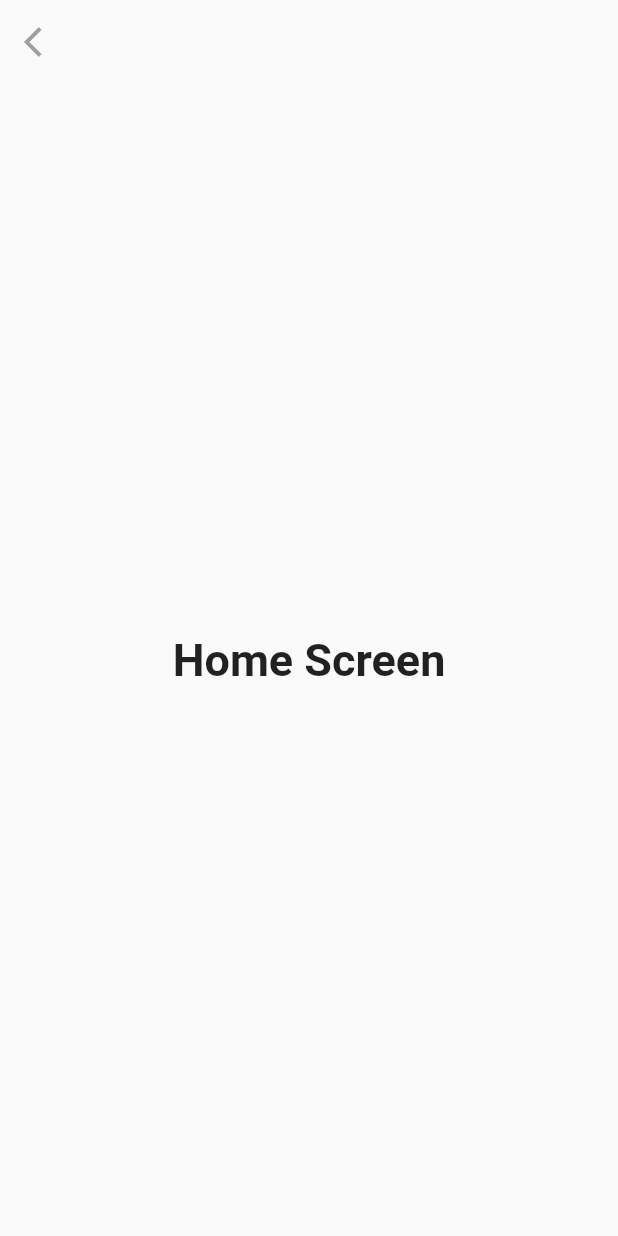
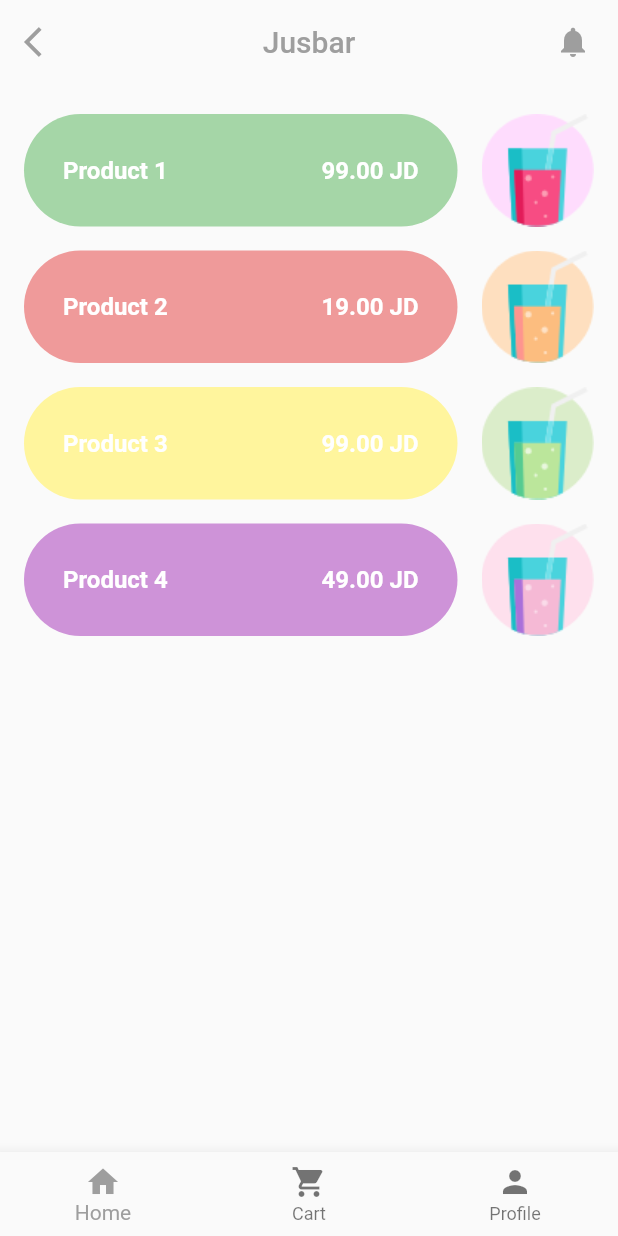
Before and after one commit to irisktaker/restaurant_app, a Flutter app: the HomeScreen screen opened directly, on a phone screen of 412 x 824 dp. Run offline on Flutter 3.47's test engine with Material 2 defaults, Android fonts, the phone set to English and light mode, and no system bars.

Commit message:
restaurant_app

```diff
--- a/lib/main.dart
+++ b/lib/main.dart
@@ -1,6 +1,8 @@
 import 'package:flutter/material.dart';
 import 'package:flutter/services.dart';
 import 'package:restaurant/screens/splash_screens/splash_screen.dart';
+
+import 'screens/home_screen.dart';
 
 void main() {
   SystemChrome.setSystemUIOverlayStyle(
@@ -21,7 +23,8 @@ class MyApp extends StatelessWidget {
       theme: ThemeData(
         primarySwatch: Colors.blue,
       ),
-      home: const SplashScreen(),
+      // home: const SplashScreen(),
+      home: HomeScreen(),
     );
   }
 }
--- a/lib/screens/home_screen.dart
+++ b/lib/screens/home_screen.dart
@@ -1,7 +1,61 @@
 import 'package:flutter/material.dart';
+import 'package:restaurant/screens/home_screen_data/home_screen_data.dart';
 
-class HomeScreen extends StatelessWidget {
-  const HomeScreen({Key? key}) : super(key: key);
+HomeBarItems homeBarItems = HomeBarItems();
+
+class HomeScreen extends StatefulWidget {
+  HomeScreen({Key? key}) : super(key: key);
+
+  @override
+  State<HomeScreen> createState() => _HomeScreenState();
+}
+
+class _HomeScreenState extends State<HomeScreen> {
+  int _selectedIndex = 0;
+
+  // List<Map> addItem = [
+  //   {
+  //     'productName': 'Product 1',
+  //     'productPrice': '99.00 JD',
+  //     'bgColor': Colors.green.shade200,
+  //     'productImage': 'assets/images/Group 2137.png',
+  //   },
+  //   {
+  //     'productName': 'Product 2',
+  //     'productPrice': '19.00 JD',
+  //     'bgColor': Colors.red.shade200,
+  //     'productImage': 'assets/images/Group 2204.png',
+  //   },
+  //   {
+  //     'productName': 'Product 3',
+  //     'productPrice': '39.00 JD',
+  //     'bgColor': Colors.purple.shade200,
+  //     'productImage': 'assets/images/Group 2207.png',
+  //   },
+  // ];
+
+  Widget _selectedIndexScreen() {
+    if (_selectedIndex == 0) {
+      return ListView.builder(
+        shrinkWrap: true,
+        itemCount: homeBarItems.smoothiesList.length,
+        itemBuilder: (context, index) => buildProductsList(
+          productName: homeBarItems.smoothiesList[index].productName,
+          productPrice: homeBarItems.smoothiesList[index].productPrice,
+          bgColor: homeBarItems.smoothiesList[index].bgColor,
+          productImage: homeBarItems.smoothiesList[index].productImage,
+        ),
+      );
+    } else if (_selectedIndex == 1) {
+      return Container(
+        color: Colors.yellow.shade200,
+      );
+    } else {
+      return Container(
+        color: Colors.green.shade200,
+      );
+    }
+  }
 
   @override
   Widget build(BuildContext context) {
@@ -9,6 +63,7 @@ class HomeScreen extends StatelessWidget {
       appBar: AppBar(
         backgroundColor: Colors.transparent,
         elevation: 0,
+        automaticallyImplyLeading: false,
         leading: IconButton(
           onPressed: () => Navigator.pop(context),
           icon: const Icon(
@@ -16,13 +71,100 @@ class HomeScreen extends StatelessWidget {
             color: Colors.grey,
           ),
         ),
+        centerTitle: true,
+        title: const Text(
+          'Jusbar',
+          style: TextStyle(color: Colors.grey),
+        ),
+        actions: [
+          IconButton(
+            onPressed: () {},
+            icon: const Icon(
+              Icons.notifications,
+              color: Colors.grey,
+            ),
+          ),
+          const SizedBox(width: 6),
+        ],
       ),
-      body: const Center(
-        child: Text(
-          'Home Screen',
-          style: TextStyle(fontSize: 30, fontWeight: FontWeight.bold),
+      body: Padding(
+        padding: const EdgeInsets.only(left: 16, right: 16, top: 20),
+        child: Column(
+          children: [
+            _selectedIndexScreen(),
+          ],
         ),
+      ),
+      bottomNavigationBar: BottomNavigationBar(
+        items: const [
+          BottomNavigationBarItem(icon: Icon(Icons.home), label: 'Home'),
+          BottomNavigationBarItem(
+              icon: Icon(Icons.shopping_cart), label: 'Cart'),
+          BottomNavigationBarItem(icon: Icon(Icons.person), label: 'Profile'),
+        ],
+        onTap: (index) => setState(() => _selectedIndex = index),
+        currentIndex: _selectedIndex,
+        fixedColor: Colors.grey,
       ),
     );
   }
+
+  Column buildProductsList({
+    required String? productName,
+    required String? productPrice,
+    required Color? bgColor,
+    required String? productImage,
+  }) {
+    return Column(
+      children: [
+        Row(
+          mainAxisAlignment: MainAxisAlignment.spaceBetween,
+          children: [
+            Expanded(
+              child: Container(
+                height: 75,
+                decoration: BoxDecoration(
+                  color: bgColor,
+                  borderRadius: BorderRadius.circular(37.5),
+                ),
+                child: Padding(
+                  padding: const EdgeInsets.symmetric(horizontal: 26),
+                  child: Row(
+                    mainAxisAlignment: MainAxisAlignment.spaceBetween,
+                    children: [
+                      Text(
+                        productName!,
+                        style: const TextStyle(
+                          fontSize: 16,
+                          color: Colors.white,
+                          fontWeight: FontWeight.bold,
+                        ),
+                      ),
+                      Text(
+                        productPrice!,
+                        style: const TextStyle(
+                          fontSize: 16,
+                          color: Colors.white,
+                          fontWeight: FontWeight.bold,
+                        ),
+                      ),
+                    ],
+                  ),
+                ),
+              ),
+            ),
+            const SizedBox(width: 16),
+            SizedBox(
+              width: 75,
+              height: 75,
+              child: Image.asset(
+                productImage!,
+              ),
+            ),
+          ],
+        ),
+        const SizedBox(height: 16),
+      ],
+    );
+  }
 }
--- a/lib/screens/login_screen.dart
+++ b/lib/screens/login_screen.dart
@@ -1,4 +1,4 @@
-// ignore_for_file: avoid_print, valid_regexps
+// ignore_for_file: avoid_print, valid_regexps, must_be_immutable
 
 import 'package:flutter/material.dart';
 import 'package:restaurant/screens/forget_password_screen.dart';
@@ -75,7 +75,7 @@ class LoginScreen extends StatelessWidget {
                       ? Navigator.push(
                           context,
                           MaterialPageRoute(
-                            builder: (context) => const HomeScreen(),
+                            builder: (context) => HomeScreen(),
                           ),
                         )
                       : null;
```
Also changed, not shown: lib/screens/create_account_screen.dart (+21 -33 lines), lib/screens/home_screen_data/home_screen_data.dart (added, +47 -0 lines), lib/screens/splash_screens/splash_screen.dart (+13 -2 lines), assets/images/Group 2137.png (added), assets/images/Group 2204.png (added), assets/images/Group 2206.png (added), assets/images/Group 2207.png (added), assets/images/Group 2208.png (added).
